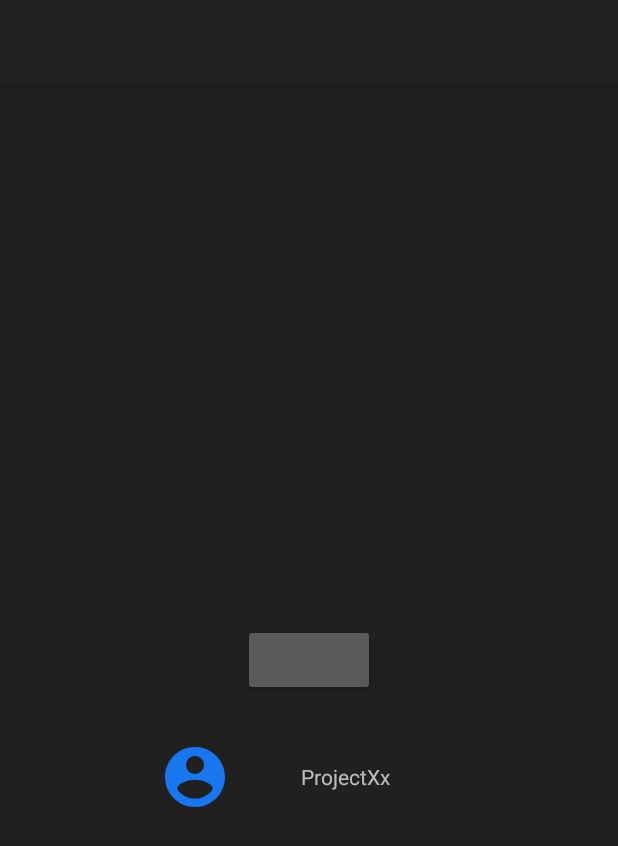
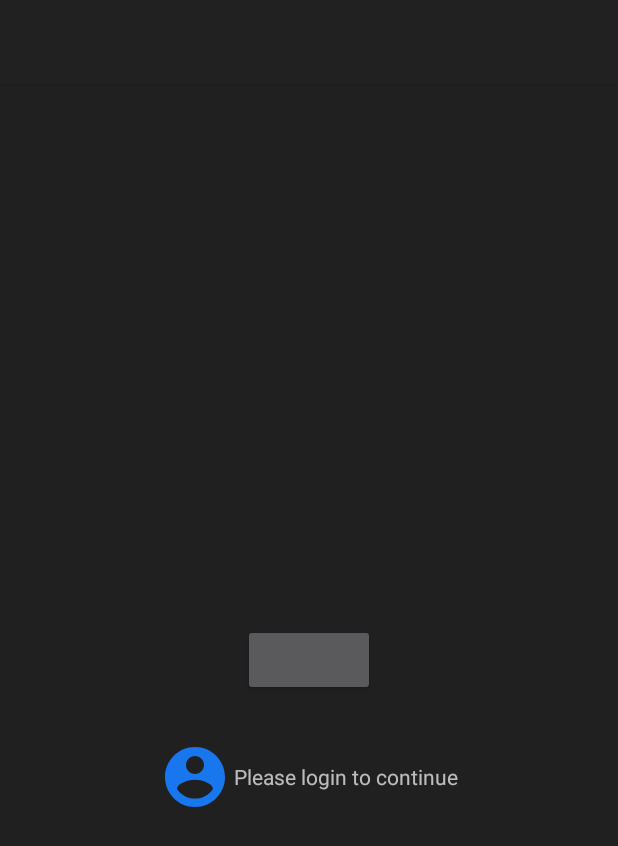
Before and after one commit to bhlaing/ProjectXx, an Android app: the screen it shows after launch (LoginActivity), on a phone screen of 412 x 824 dp. Shown: the top 846 px of the screen. Run offline under Robolectric (Android 15) with nearby library versions, the phone set to English and light mode, and no system bars; our stand-ins replace Dagger/Hilt's generated code, Firebase (no records; nobody signed in at launch, a user with empty details on screens opened directly), Timber, navigation-ui; libraries missing offline, so code that uses them is left out: androidx.hilt.lifecycle, com.facebook, com.facebook.login; plain views replace LoginButton; 3 statements that could not run were skipped.

Commit message:
- Added Presentation logged in state and loading to loginfragment - Added mapper to map auth state to login state

```diff
--- a/app/src/main/java/com/x/projectxx/application/authentication/LoginManager.kt
+++ b/app/src/main/java/com/x/projectxx/application/authentication/LoginManager.kt
@@ -4,7 +4,7 @@ import com.facebook.AccessToken
 import com.x.projectxx.domain.userprofile.model.User
 
 interface LoginManager {
-    suspend fun getUserLoginStatus(): AuthState?
+    suspend fun getUserLoginStatus(): AuthState
     suspend fun loginWithFacebookToken(token: AccessToken): AuthState
 
     fun getCurrentUser(): User?
--- a/app/src/main/java/com/x/projectxx/application/authentication/LoginManagerImpl.kt
+++ b/app/src/main/java/com/x/projectxx/application/authentication/LoginManagerImpl.kt
@@ -35,46 +35,46 @@ class LoginManagerImpl @Inject constructor(
     }
 
 
-    private suspend fun initLoginStatusWithFireBaseuser(firebaseUser: FirebaseUser) {
+    private suspend fun initLoginStatusWithFireBaseUser(firebaseUser: FirebaseUser) {
         val userProfile = getUserProfile(firebaseUser.uid) ?: createUserProfile(firebaseUser)
         authStatus = LoginManager.AuthState.LoggedIn(userProfile.toUser())
     }
 
-    override suspend fun getUserLoginStatus(): LoginManager.AuthState? {
-        if(authStatus != null) {
-            return authStatus
+    override suspend fun getUserLoginStatus(): LoginManager.AuthState {
+        return if(authStatus != null) {
+            authStatus!!
         } else {
             // User is logged in but have not initialise user profile yet
             if(auth.currentUser != null) {
                 // Login and initialise user profile
-                initLoginStatusWithFireBaseuser((auth.currentUser!!))
+                initLoginStatusWithFireBaseUser((auth.currentUser!!))
             } else {
                 authStatus = LoginManager.AuthState.LoggedOut()
             }
+            authStatus!!
         }
-
-        return authStatus;
     }
 
     // TO-DO We will get this current user from SessionManager down the track
     override fun getCurrentUser() = auth.currentUser?.toUserProfile()?.toUser()
 
     override suspend fun loginWithFacebookToken(token: AccessToken): LoginManager.AuthState =
-        suspendCoroutine<LoginManager.AuthState> {
+        suspendCoroutine { cont ->
             val credential = FacebookAuthProvider.getCredential(token.token)
             auth.signInWithCredential(credential)
                 .addOnCompleteListener { task ->
                     if (task.isSuccessful) {
                         auth.currentUser?.let { firebaseUser ->
                             GlobalScope.launch {
-                                initLoginStatusWithFireBaseuser(firebaseUser)
-                                it.resume(authStatus!!)
+                                initLoginStatusWithFireBaseUser(firebaseUser)
+
+                                cont.resume(authStatus!!)
                                 accessTokenTracker.startTracking()
                             }
                         }
                     } else {
                         authStatus = LoginManager.AuthState.LoggedOut("Unable to sign-in")
-                        it.resume(authStatus!!)
+                        cont.resume(authStatus!!)
                     }
                 }
         }
--- a/app/src/main/java/com/x/projectxx/ui/login/LoginViewModel.kt
+++ b/app/src/main/java/com/x/projectxx/ui/login/LoginViewModel.kt
@@ -5,17 +5,21 @@ import androidx.lifecycle.*
 import com.facebook.AccessToken
 import com.x.projectxx.application.extensions.Event
 import com.x.projectxx.application.authentication.LoginManager
+import com.x.projectxx.ui.login.model.LoginState
+import com.x.projectxx.ui.login.model.toLoginState
 import kotlinx.coroutines.launch
 
 class LoginViewModel @ViewModelInject constructor(private val loginManager: LoginManager) :
     ViewModel() {
 
-    private val _authState: MutableLiveData<Event<LoginManager.AuthState>> = MutableLiveData()
-    val authState: LiveData<Event<LoginManager.AuthState>> = _authState
+    private val _authState: MutableLiveData<Event<LoginState>> = MutableLiveData()
+    val authState: LiveData<Event<LoginState>> = _authState
 
     fun onFacebookLoginSuccess(token: AccessToken) =
         viewModelScope.launch {
+            _authState.postValue(Event(LoginState.Loading))
+
             val loginResult = loginManager.loginWithFacebookToken(token)
-            _authState.postValue(Event(loginResult))
+            _authState.postValue(Event(loginResult.toLoginState()))
         }
 }
--- a/app/src/main/java/com/x/projectxx/ui/splash/SplashViewModel.kt
+++ b/app/src/main/java/com/x/projectxx/ui/splash/SplashViewModel.kt
@@ -9,6 +9,6 @@ import com.x.projectxx.application.authentication.LoginManager
 class SplashViewModel @ViewModelInject constructor(private val loginManager: LoginManager): ViewModel() {
 
     val authStatus: LiveData<LoginManager.AuthState> = liveData {
-        loginManager.getUserLoginStatus()?.let { emit(it) }
+        emit(loginManager.getUserLoginStatus())
     }
 }
--- a/app/src/main/res/layout/activity_splash.xml
+++ b/app/src/main/res/layout/activity_splash.xml
@@ -1,13 +1,12 @@
 <?xml version="1.0" encoding="utf-8"?>
 <RelativeLayout xmlns:android="http://schemas.android.com/apk/res/android"
-    xmlns:app="http://schemas.android.com/apk/res-auto"
     xmlns:tools="http://schemas.android.com/tools"
     android:layout_width="match_parent"
     android:layout_height="match_parent"
     tools:context=".ui.splash.SplashActivity">
 
 <ProgressBar
-    android:layout_width="100dp"
-    android:layout_height="100dp"
+    android:layout_width="60dp"
+    android:layout_height="60dp"
     android:layout_centerInParent="true" />
 </RelativeLayout>
--- a/app/src/main/res/layout/fragment_login.xml
+++ b/app/src/main/res/layout/fragment_login.xml
@@ -15,13 +15,21 @@
         android:layout_marginTop="30dp"
         android:layout_marginBottom="30dp" />
 
+    <ProgressBar
+        android:id="@+id/loading"
+        android:layout_width="60dp"
+        android:layout_height="60dp"
+        android:layout_centerInParent="true"
+        android:visibility="gone"
+        tools:visibility="visible"/>
+
     <TextView
-        android:id="@+id/displayName"
+        android:id="@+id/loginToContinue"
         android:layout_width="200dp"
         android:layout_height="48dp"
         android:layout_below="@+id/login_button"
         android:layout_centerHorizontal="true"
         android:drawableStart="@drawable/ic_account_blue_48"
-        android:text="ProjectXx"
+        android:text="@string/login_welcome_message"
         android:gravity="center" />
 </RelativeLayout>
--- a/app/src/main/res/values/strings.xml
+++ b/app/src/main/res/values/strings.xml
@@ -16,4 +16,7 @@
 
     <!-- Exception messages-->
     <string name="generic_error_message">Oops..Something went wrong!</string>
+
+    <!-- Exception messages-->
+    <string name="login_welcome_message">Please login to continue</string>
 </resources>
```
Also changed, not shown: app/src/main/java/com/x/projectxx/ui/login/LoginFragment.kt (+21 -6 lines), app/src/main/java/com/x/projectxx/ui/login/model/LoginState.kt (added, +7 -0 lines), app/src/main/java/com/x/projectxx/ui/login/model/LoginStateMapper.kt (added, +11 -0 lines), 1 other file.
